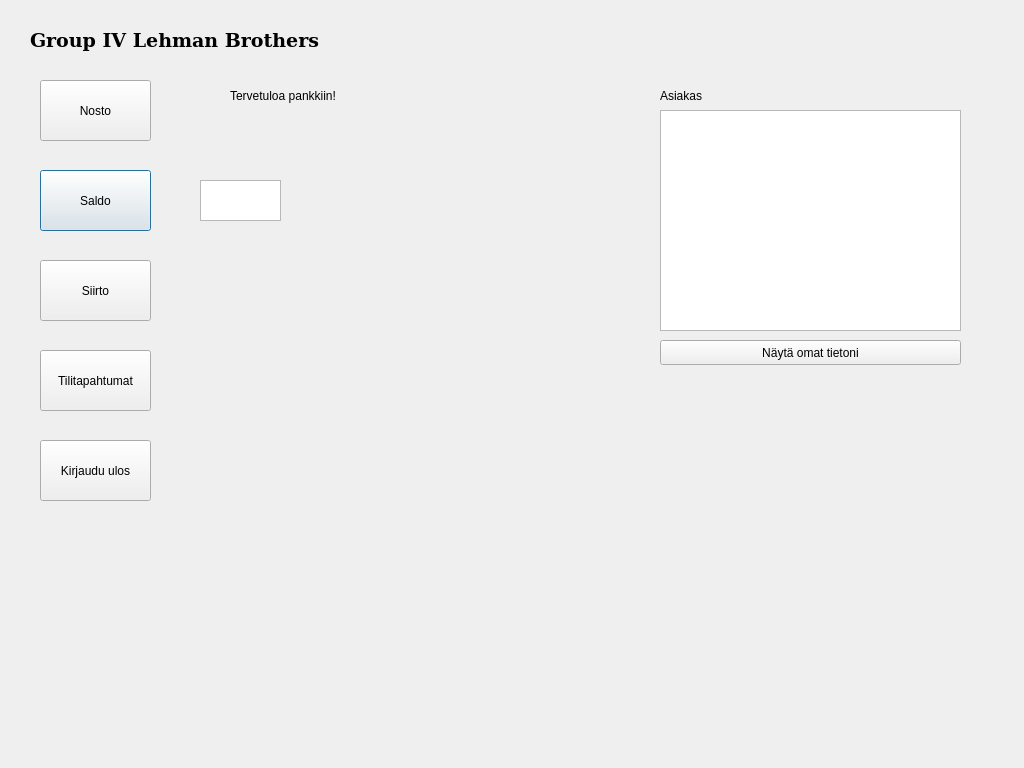
Before: the Qt Designer form bankautomat/valikko.ui in tvt21kmo-bank-project/group_4, drawn with Qt 5.
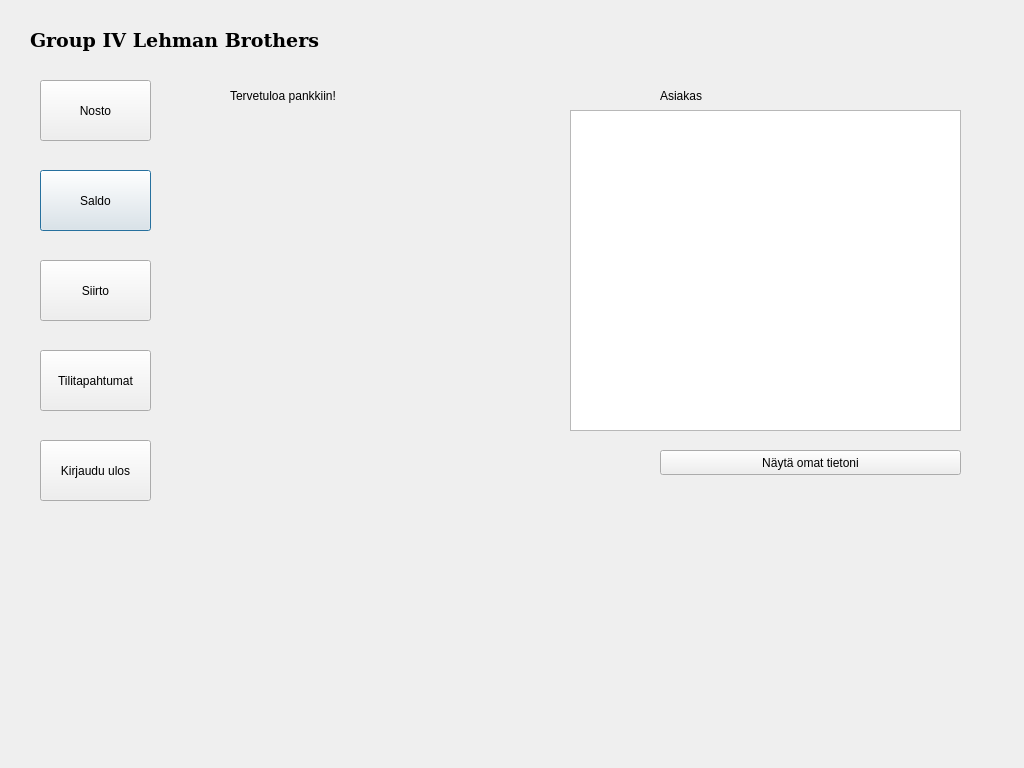
After: the same form once the commit is applied.

Commit message: lisätty saldo ja tilitapahtumat, voi selata valikossa, asiakas myös

What changed in the file:
```diff
--- a/bankautomat/valikko.ui
+++ b/bankautomat/valikko.ui
@@ -105,10 +105,10 @@
   <widget class="QTextEdit" name="textEditNaytaAsiakasTiedot">
    <property name="geometry">
     <rect>
-     <x>660</x>
+     <x>570</x>
      <y>110</y>
-     <width>301</width>
-     <height>221</height>
+     <width>391</width>
+     <height>321</height>
     </rect>
    </property>
   </widget>
@@ -129,7 +129,7 @@
    <property name="geometry">
     <rect>
      <x>660</x>
-     <y>340</y>
+     <y>450</y>
      <width>301</width>
      <height>25</height>
     </rect>
@@ -151,16 +151,6 @@
     <string>Nosto</string>
    </property>
   </widget>
-  <widget class="QTextEdit" name="textEditSaldo">
-   <property name="geometry">
-    <rect>
-     <x>200</x>
-     <y>180</y>
-     <width>81</width>
-     <height>41</height>
-    </rect>
-   </property>
-  </widget>
  </widget>
  <resources/>
  <connections/>
```
The commit also changes 12 other files.
